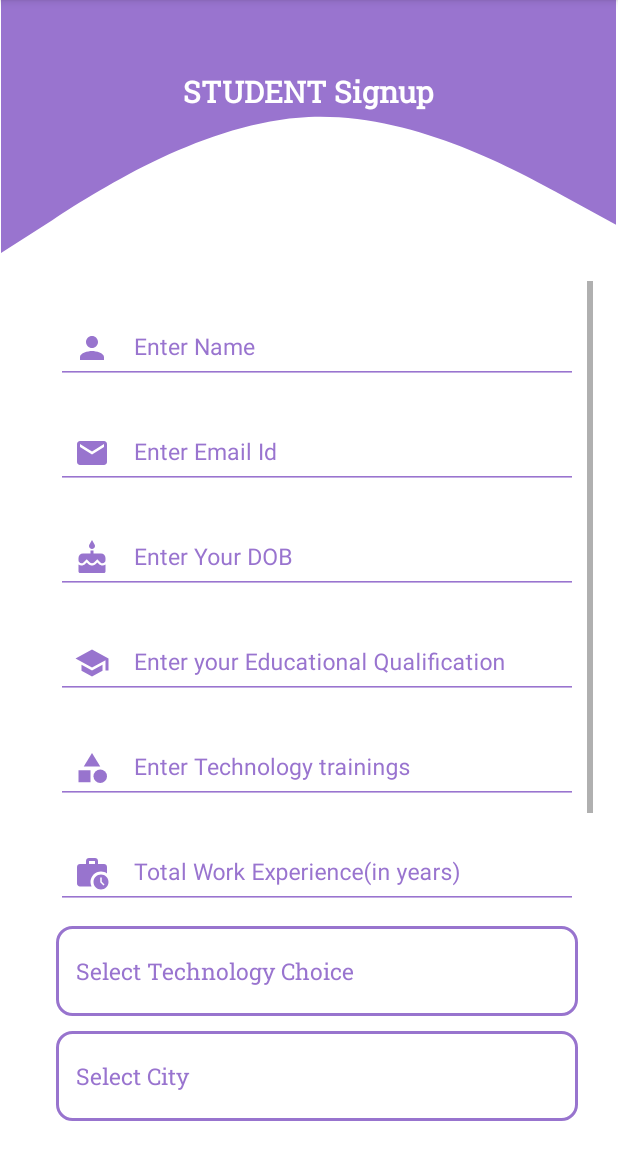
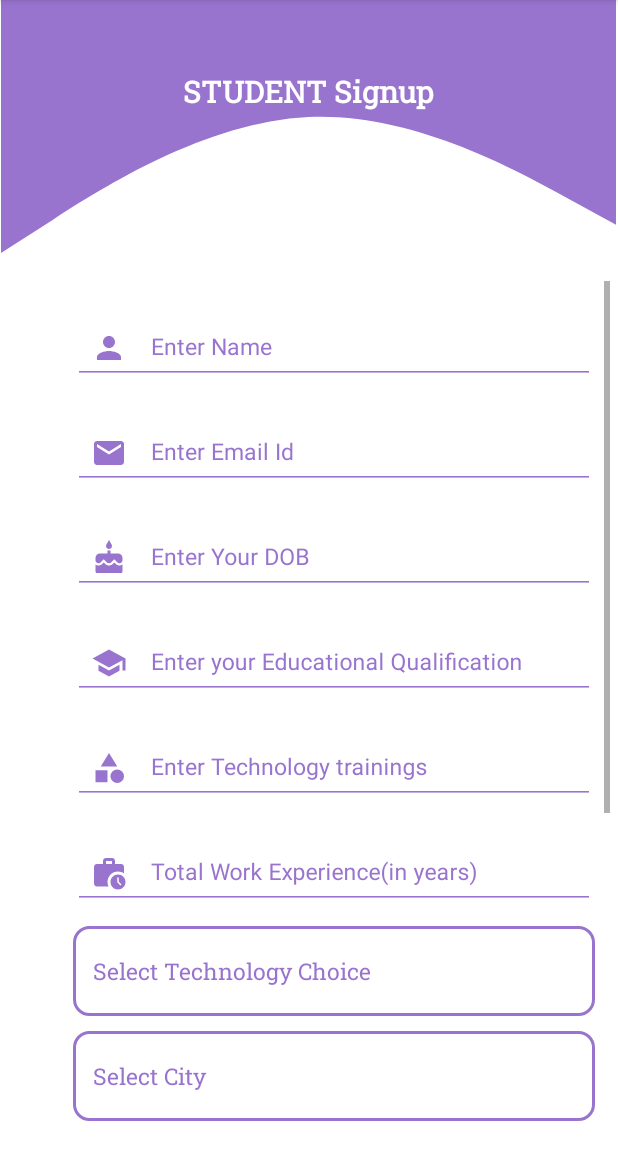
Before and after one commit to harsh12121212/ExamSchedulerApp, an Android app: the StudentRegisterFragment screen opened through its navigation route, on a phone screen of 412 x 824 dp, the part 84-1236 px from its top. Run offline under Robolectric (Android 15) with nearby library versions, the phone set to English and light mode, and no system bars; our stand-ins replace Firebase (no records; nobody signed in at launch, a user with empty details on screens opened directly); Roboto replaces fonts that are not available here.

Commit message:
Monor changes

```diff
--- a/app/build.gradle
+++ b/app/build.gradle
@@ -33,7 +33,8 @@ android {
     }
 
     buildFeatures {
-        viewBinding true
+
+    viewBinding true
     }
 }
 
--- a/app/src/main/AndroidManifest.xml
+++ b/app/src/main/AndroidManifest.xml
@@ -30,7 +30,6 @@
             android:theme="@style/Theme.AppCompat.Light.NoActionBar">
             <intent-filter>
                 <action android:name="android.intent.action.MAIN" />
-
                 <category android:name="android.intent.category.LAUNCHER" />
             </intent-filter>
         </activity>
--- a/app/src/main/java/com/app/examschedulerapp/student/studentView/StudentMainActivity.kt
+++ b/app/src/main/java/com/app/examschedulerapp/student/studentView/StudentMainActivity.kt
@@ -55,7 +55,6 @@ class StudentMainActivity : AppCompatActivity() {
     }
 
     private fun replaceFragment(fragment: Fragment) {
-
         val fragmentManager = supportFragmentManager
         val fragmentTransaction = fragmentManager.beginTransaction()
         fragmentTransaction.replace(R.id.fl_cust, fragment)
--- a/app/src/main/res/layout/fragment_student_register.xml
+++ b/app/src/main/res/layout/fragment_student_register.xml
@@ -40,7 +40,7 @@
         android:scrollbars="vertical"
         app:layout_constraintBottom_toBottomOf="parent"
         app:layout_constraintEnd_toEndOf="parent"
-        app:layout_constraintHorizontal_bias="0.666"
+        app:layout_constraintHorizontal_bias="1.0"
         app:layout_constraintStart_toStartOf="parent"
         app:layout_constraintTop_toTopOf="parent"
         app:layout_constraintVertical_bias="1.0">
@@ -57,7 +57,6 @@
                 android:layout_width="match_parent"
                 android:layout_height="60sp"
                 android:layout_marginBottom="10sp"
-
                 android:textColorHint="@color/purple_200"
                 app:startIconDrawable="@drawable/ic_profile"
                 app:startIconTint="@color/purple_700">
```
